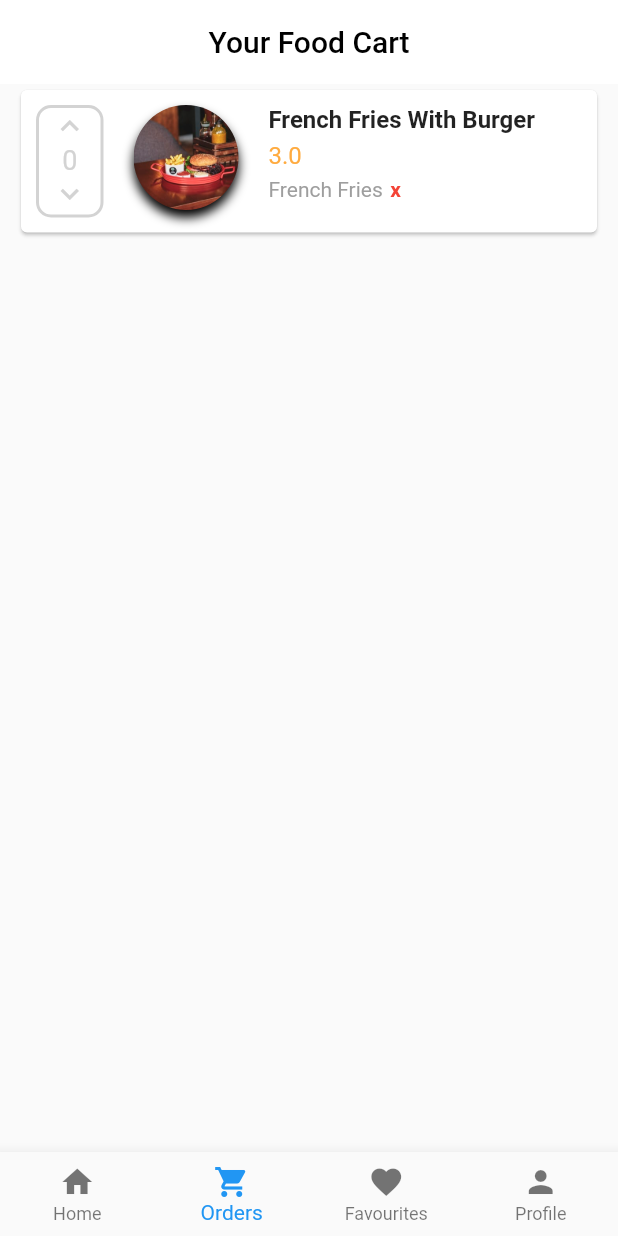
After one commit to DroneBreaker/Flutter-Food-Delivery-App, a Flutter app: the screen it shows after launch, item 2 of the bottom bar chosen, on a phone screen of 412 x 824 dp. The commit adds this screen. Run offline on Flutter 3.47's test engine with Material 2 defaults, Android fonts, the phone set to English and light mode, and no system bars.

Commit message:
Adding more features

```diff
--- a/lib/homepage.dart
+++ b/lib/homepage.dart
@@ -1,8 +1,13 @@
 import 'package:flutter/material.dart';
+import 'package:food_joint/pages/favourite.dart';
+import 'package:food_joint/pages/profile.dart';
 import './foodcategory.dart';
 import './search.dart';
 import './boughtfoods.dart';
 import 'data/fooddata.dart';
+import 'pages/order.dart';
+import 'pages/favourite.dart';
+import 'pages/profile.dart';
 
 class HomePage extends StatefulWidget {
   @override
@@ -101,6 +106,10 @@ class MainSCreen extends StatefulWidget {
 class _MainSCreenState extends State<MainSCreen> {
   int currentIndex = 0;
   HomePage homePage;
+  Order orderPage;
+  FavouritePage favouritePage;
+  ProfilePage profilePage;
+
   List<Widget> pages;
   Widget currentPage;
 
@@ -109,7 +118,10 @@ class _MainSCreenState extends State<MainSCreen> {
     // TODO: implement initState
     super.initState();
     homePage = HomePage();
-    pages = [];
+    orderPage = Order();
+    favouritePage = FavouritePage();
+    profilePage = ProfilePage();
+    pages = [homePage, orderPage, favouritePage, profilePage];
     currentPage = homePage;
   }
 
--- /dev/null
+++ b/lib/pages/favourite.dart
@@ -0,0 +1,15 @@
+import 'package:flutter/material.dart';
+
+class FavouritePage extends StatefulWidget {
+  @override
+  _FavouritePageState createState() => _FavouritePageState();
+}
+
+class _FavouritePageState extends State<FavouritePage> {
+  @override
+  Widget build(BuildContext context) {
+    return Center(
+      child: Text('Welcome to Favourite\'s Page'),
+    );
+  }
+}
--- /dev/null
+++ b/lib/pages/order.dart
@@ -0,0 +1,146 @@
+import 'package:flutter/material.dart';
+
+class Order extends StatefulWidget {
+  @override
+  _OrderState createState() => _OrderState();
+}
+
+class _OrderState extends State<Order> {
+  @override
+  Widget build(BuildContext context) {
+    return Scaffold(
+      appBar: AppBar(
+        title: Text(
+          'Your Food Cart',
+          style: TextStyle(color: Colors.black),
+        ),
+        centerTitle: true,
+        backgroundColor: Colors.white,
+        elevation: 0,
+      ),
+      body: ListView(
+        padding: EdgeInsets.symmetric(horizontal: 10),
+        scrollDirection: Axis.vertical,
+        children: [
+          OrderCard(),
+        ],
+      ),
+    );
+  }
+}
+
+class OrderCard extends StatelessWidget {
+  @override
+  Widget build(BuildContext context) {
+    return Card(
+      child: Padding(
+        padding: const EdgeInsets.symmetric(horizontal: 10, vertical: 10),
+        child: Row(
+          crossAxisAlignment: CrossAxisAlignment.start,
+          children: [
+            Container(
+              height: 75,
+              width: 45,
+              decoration: BoxDecoration(
+                  border: Border.all(
+                    width: 2,
+                    color: Color(0xFFD3D3D3),
+                  ),
+                  borderRadius: BorderRadius.circular(10)),
+              child: Column(
+                children: [
+                  InkWell(
+                    onTap: () {},
+                    child: Icon(
+                      Icons.keyboard_arrow_up,
+                      color: Color(0xFFD3D3D3),
+                    ),
+                  ),
+                  Text(
+                    '0',
+                    style: TextStyle(
+                      fontSize: 18,
+                      color: Color(0xFFD3D3D3),
+                    ),
+                  ),
+                  InkWell(
+                    onTap: () {},
+                    child: Icon(
+                      Icons.keyboard_arrow_down,
+                      color: Color(0xFFD3D3D3),
+                    ),
+                  ),
+                ],
+              ),
+            ),
+            SizedBox(
+              width: 20,
+            ),
+            Container(
+              height: 70,
+              width: 70,
+              decoration: BoxDecoration(
+                  image: DecorationImage(
+                    image: AssetImage('assets/images/lunch.jpg'),
+                    fit: BoxFit.cover,
+                  ),
+                  borderRadius: BorderRadius.circular(35),
+                  boxShadow: [
+                    BoxShadow(
+                      color: Colors.black,
+                      blurRadius: 5,
+                      offset: Offset(0, 5),
+                    ),
+                  ]),
+            ),
+            SizedBox(width: 20),
+            Column(
+              crossAxisAlignment: CrossAxisAlignment.start,
+              children: [
+                Text(
+                  'French Fries With Burger',
+                  style: TextStyle(fontSize: 16, fontWeight: FontWeight.bold),
+                ),
+                SizedBox(height: 5),
+                Text(
+                  '3.0',
+                  style: TextStyle(
+                    fontSize: 16,
+                    color: Colors.orangeAccent,
+                  ),
+                ),
+                SizedBox(height: 5),
+                Container(
+                  height: 25,
+                  width: 120,
+                  child: ListView(
+                    children: [
+                      Row(
+                        children: [
+                          Text(
+                            'French Fries',
+                            style: TextStyle(
+                              color: Colors.grey,
+                            ),
+                          ),
+                          SizedBox(width: 5),
+                          Text(
+                            'x',
+                            style: TextStyle(
+                              color: Colors.red,
+                              fontWeight: FontWeight.bold,
+                            ),
+                          ),
+                        ],
+                      ),
+                    ],
+                  ),
+                ),
+              ],
+            ),
+          ],
+        ),
+      ),
+    );
+  }
+}
--- /dev/null
+++ b/lib/pages/profile.dart
@@ -0,0 +1,15 @@
+import 'package:flutter/material.dart';
+
+class ProfilePage extends StatefulWidget {
+  @override
+  _ProfilePage createState() => _ProfilePage();
+}
+
+class _ProfilePage extends State<ProfilePage> {
+  @override
+  Widget build(BuildContext context) {
+    return Center(
+      child: Text('Welcome to the Profile Page'),
+    );
+  }
+}
```
